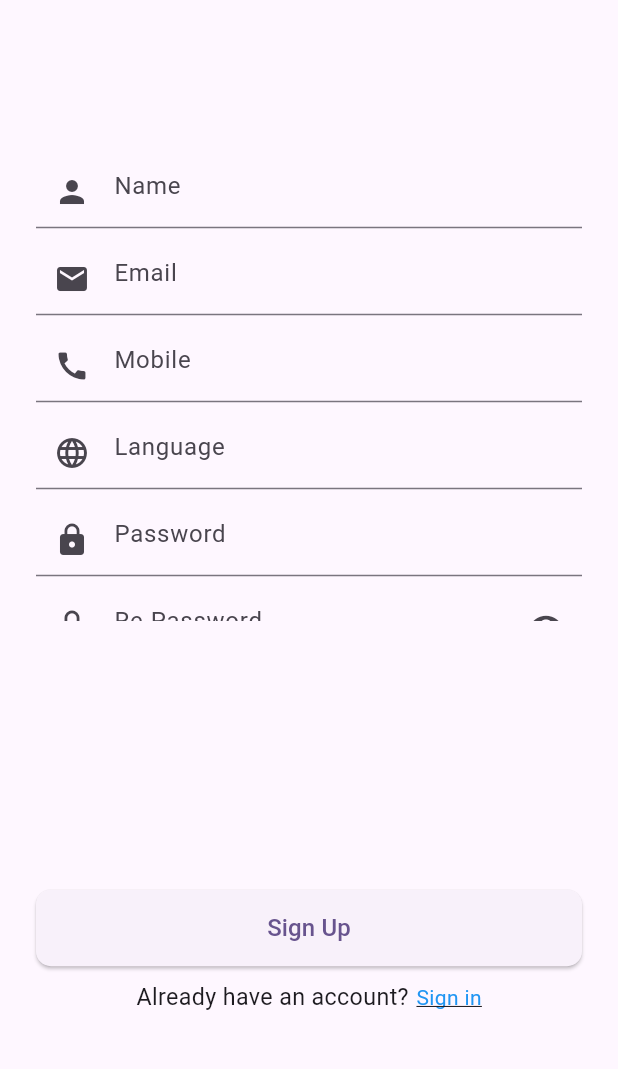
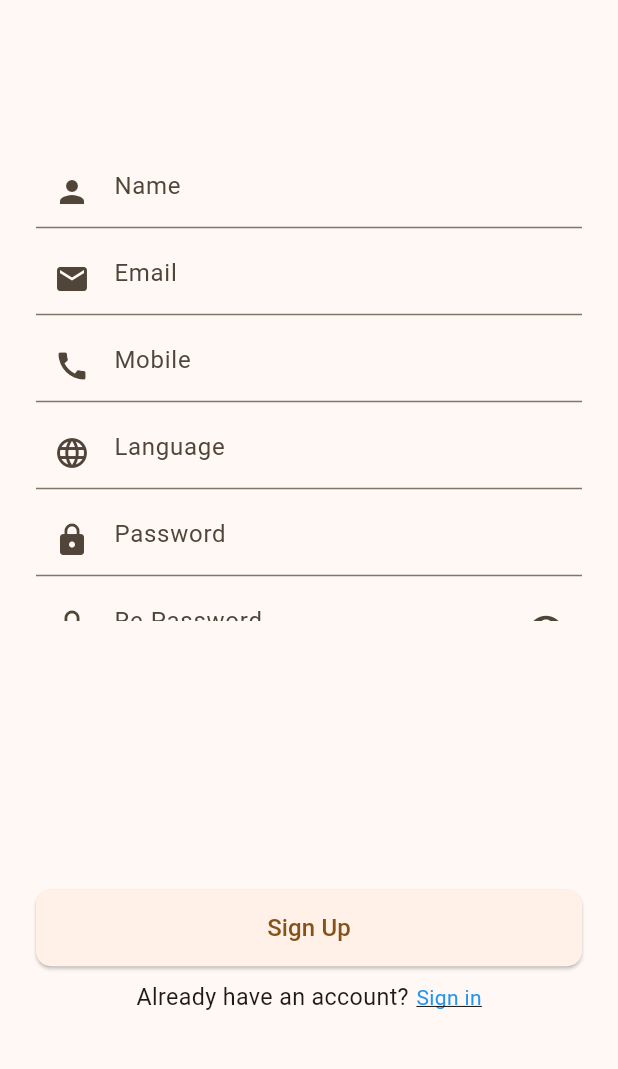
Before and after one commit to prasadsanap8149/InstaExamPrep, a Flutter app: the screen it shows after launch, on a phone screen of 412 x 824 dp, the part 62-1131 px from its top. Run offline on Flutter 3.47's test engine with Material 3 defaults, Android fonts, the light colour scheme and no system bars; our stand-ins replace cloud_firestore, connectivity_plus, firebase_auth, firebase_core, random_string; accounts and stored records are empty.

Commit message:
Remove unwanted code

```diff
--- a/lib/main.dart
+++ b/lib/main.dart
@@ -153,9 +153,30 @@ class _MyAppState extends State<MyApp> {
   Widget build(BuildContext context) {
     if (_isLoading) {
       return const MaterialApp(
-        home: Center(child: CircularProgressIndicator()),
+        debugShowCheckedModeBanner: false,
+        home: Scaffold(
+          backgroundColor: Colors.white, // or any themed color
+          body: SafeArea(
+            child: Center(
+              child: Column(
+                mainAxisAlignment: MainAxisAlignment.center,
+                children:  [
+                  CircularProgressIndicator(
+                    valueColor: AlwaysStoppedAnimation<Color>(Colors.blue), // use theme color
+                  ),
+                  SizedBox(height: 20),
+                  Text(
+                    'Loading, please wait...',
+                    style: TextStyle(fontSize: 16, fontWeight: FontWeight.w500),
+                  ),
+                ],
+              ),
+            ),
+          ),
+        ),
       );
     }
+
 
     if (!_isOnline) {
       return MaterialApp(
@@ -175,7 +196,7 @@ class _MyAppState extends State<MyApp> {
     return MaterialApp(
       title: '',
       theme: ThemeData(
-        colorScheme: ColorScheme.fromSeed(seedColor: Colors.deepPurple),
+        colorScheme: ColorScheme.fromSeed(seedColor: Colors.orange),
         useMaterial3: true,
       ),
       home: _isUserLoggedIn
--- a/lib/screens/singup.dart
+++ b/lib/screens/singup.dart
@@ -14,7 +14,6 @@ import '../database/firebase_service.dart';
 import '../helper/helper_functions.dart';
 import '../models/response.dart';
 import '../widgets/app_bar.dart';
-import '../widgets/custom_button.dart';
 import 'home_screen.dart';
 
 class SignUp extends StatefulWidget {
@@ -24,11 +23,10 @@ class SignUp extends StatefulWidget {
   State<SignUp> createState() => _SignUpState();
 }
 
-class _SignUpState extends State<SignUp>  with SingleTickerProviderStateMixin{
+class _SignUpState extends State<SignUp> with SingleTickerProviderStateMixin {
   final _formKey = GlobalKey<FormState>();
   Set<String> selectedTopics = {};
   String _selectedGender = 'Male';
-  double _buttonScale = 1.0;
   final TextEditingController nameTextEditingController =
       TextEditingController();
   final TextEditingController emailTextEditingController =
@@ -47,25 +45,10 @@ class _SignUpState extends State<SignUp>  with SingleTickerProviderStateMixin{
   final List<String> genders = ['Male', 'Female', 'Other'];
   String? selectedGender;
 
-  late final AnimationController _buttonAnimationController;
-  late Animation<double> _scaleAnimation;
-
   @override
   void initState() {
     super.initState();
-    _buttonAnimationController = AnimationController(
-      vsync: this,
-      duration: const Duration(milliseconds: 200),
-    );
-    _scaleAnimation = Tween<double>(begin: 1.0, end: 0.95).animate(
-      CurvedAnimation(
-        parent: _buttonAnimationController,
-        curve: Curves.easeInOut,
-      ),
-    );
   }
-
-
 
   //Clearing memory cache
   @override
@@ -144,19 +127,24 @@ class _SignUpState extends State<SignUp>  with SingleTickerProviderStateMixin{
         if (response.statusCode == ApiConstants.success) {
           var user = await firebaseService.signInEmailAndPass(
               emailTextEditingController.text.trim(),
-              passwordTextEditingController.text.trim(),context);
+              passwordTextEditingController.text.trim(),
+              context);
 
           if (user != null) {
             if (kDebugMode) {
               print('Sign up user details:${user.userResponse.toString()}');
             }
-            UserProfile userProfile= await firebaseService.getUserDetails(userId: user.userResponse!.uid);
+            UserProfile userProfile = await firebaseService.getUserDetails(
+                userId: user.userResponse!.uid);
             await LocalStorage.saveUserLoggedInDetails(
-                isLoggedIn: true, userId: userProfile.id!,userProfile: userProfile);
+                isLoggedIn: true,
+                userId: userProfile.id!,
+                userProfile: userProfile);
 
             Navigator.pushReplacement(
               context,
-              MaterialPageRoute(builder: (context) => HomeScreen(userProfile: userProfile)),
+              MaterialPageRoute(
+                  builder: (context) => HomeScreen(userProfile: userProfile)),
             );
           }
         }
@@ -165,7 +153,6 @@ class _SignUpState extends State<SignUp>  with SingleTickerProviderStateMixin{
               context: context,
               message: response.message,
               color: Colors.redAccent);
-
         }
         setState(() {
           isLoading = false;
@@ -177,7 +164,6 @@ class _SignUpState extends State<SignUp>  with SingleTickerProviderStateMixin{
         if (kDebugMode) {
           print("Exception::${e.toString()}");
         }
-
       }
     }
   }
@@ -225,7 +211,10 @@ class _SignUpState extends State<SignUp>  with SingleTickerProviderStateMixin{
                               controller: nameTextEditingController,
                               decoration: const InputDecoration(
                                 hintText: "Name",
-                                prefixIcon: Icon(Icons.person,color: AppColors.fabIconColor,),
+                                prefixIcon: Icon(
+                                  Icons.person,
+                                  color: AppColors.fabIconColor,
+                                ),
                               ),
                             ),
                             SizedBox(
@@ -241,7 +230,10 @@ class _SignUpState extends State<SignUp>  with SingleTickerProviderStateMixin{
                               },
                               decoration: const InputDecoration(
                                 hintText: "Email",
-                                prefixIcon: Icon(Icons.email,color: AppColors.fabIconColor,),
+                                prefixIcon: Icon(
+                                  Icons.email,
+                                  color: AppColors.fabIconColor,
+                                ),
                               ),
                               controller: emailTextEditingController,
                             ),
@@ -259,7 +251,10 @@ class _SignUpState extends State<SignUp>  with SingleTickerProviderStateMixin{
                               ),
                               decoration: const InputDecoration(
                                 hintText: "Mobile",
-                                prefixIcon: Icon(Icons.call,color: AppColors.fabIconColor,),
+                                prefixIcon: Icon(
+                                  Icons.call,
+                                  color: AppColors.fabIconColor,
+                                ),
                               ),
                               controller: mobileTextEditingController,
                             ),
@@ -279,7 +274,10 @@ class _SignUpState extends State<SignUp>  with SingleTickerProviderStateMixin{
                               ),
                               decoration: const InputDecoration(
                                 hintText: "Language",
-                                prefixIcon: Icon(Icons.language,color: AppColors.fabIconColor,),
+                                prefixIcon: Icon(
+                                  Icons.language,
+                                  color: AppColors.fabIconColor,
+                                ),
                               ),
                               controller: preferredLanguageController,
                             ),
@@ -300,7 +298,10 @@ class _SignUpState extends State<SignUp>  with SingleTickerProviderStateMixin{
                               },
                               decoration: const InputDecoration(
                                 hintText: "Password",
-                                prefixIcon: Icon(Icons.lock,color: AppColors.fabIconColor,),
+                                prefixIcon: Icon(
+                                  Icons.lock,
+                                  color: AppColors.fabIconColor,
+                                ),
                               ),
                               controller: passwordTextEditingController,
                             ),
@@ -321,9 +322,10 @@ class _SignUpState extends State<SignUp>  with SingleTickerProviderStateMixin{
                               },
                               decoration: InputDecoration(
                                 hintText: "Re-Password",
-
-                                prefixIcon:  const Icon(
-                                  Icons.lock,color: AppColors.fabIconColor,),
+                                prefixIcon: const Icon(
+                                  Icons.lock,
+                                  color: AppColors.fabIconColor,
+                                ),
                                 suffixIcon: IconButton(
                                   icon: Icon(passwordVisible
                                       ? Icons.visibility
@@ -341,7 +343,8 @@ class _SignUpState extends State<SignUp>  with SingleTickerProviderStateMixin{
                             ),
                             const Text(
                               'Select Gender',
-                              style: TextStyle(fontSize: 16, fontWeight: FontWeight.bold),
+                              style: TextStyle(
+                                  fontSize: 16, fontWeight: FontWeight.bold),
                             ),
                             Row(
                               mainAxisAlignment: MainAxisAlignment.center,
@@ -369,7 +372,6 @@ class _SignUpState extends State<SignUp>  with SingleTickerProviderStateMixin{
                               ],
                             ),
                             const SizedBox(height: 10),
-
                             const Text(
                               'Select your quiz interest',
                               style: TextStyle(
@@ -398,21 +400,6 @@ class _SignUpState extends State<SignUp>  with SingleTickerProviderStateMixin{
                         child: Column(
                           crossAxisAlignment: CrossAxisAlignment.stretch,
                           children: [
-                            /*GestureDetector(
-                              onTapDown: (_) => _buttonAnimationController.forward(),
-                              onTapUp: (_) {
-                                _buttonAnimationController.reverse();
-                                signUp();
-                              },
-                              onTapCancel: () => _buttonAnimationController.reverse(),
-                              child: Transform.scale(
-                                scale: _scaleAnimation.value,
-                                child: customButton(
-                                  context: context,
-                                  btnLabel: "Sign up",
-                                ),
-                              ),
-                            ),*/
                             ElevatedButton(
                               onPressed: isLoading ? null : signUp,
                               style: ElevatedButton.styleFrom(
@@ -421,7 +408,8 @@ class _SignUpState extends State<SignUp>  with SingleTickerProviderStateMixin{
                                 shape: RoundedRectangleBorder(
                                   borderRadius: BorderRadius.circular(10),
                                 ),
-                                padding: const EdgeInsets.symmetric(vertical: 14),
+                                padding:
+                                    const EdgeInsets.symmetric(vertical: 14),
                               ),
                               child: isLoading
                                   ? const SizedBox(
@@ -440,7 +428,6 @@ class _SignUpState extends State<SignUp>  with SingleTickerProviderStateMixin{
                                       ),
                                     ),
                             ),
-
                             const SizedBox(
                               height: 10,
                             ),
```
Also changed, not shown: lib/screens/create_quiz.dart (+16 -23 lines), lib/screens/profile_screen.dart (+12 -12 lines). Lines whose indentation alone changed are shown as unchanged.
